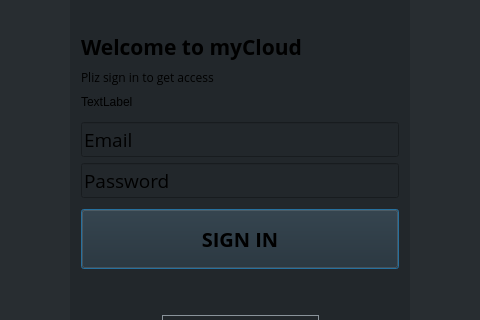
Above: login.ui from hmidani-abdelilah/myCloud-client before the change; both pictures show x 166 to 646 and y 87 to 407 of the 812 by 553 pixel window. Below: the same form after it.
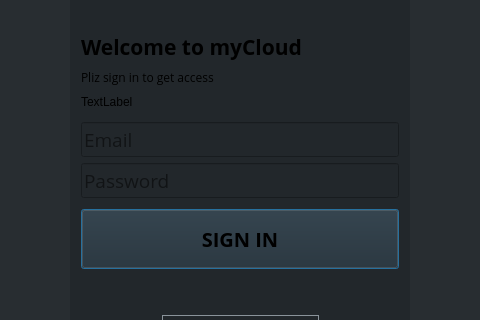
That is the form after the change. Custom widgets are drawn as their Qt base class.

```diff
--- a/login.ui
+++ b/login.ui
@@ -136,6 +136,9 @@
          </font>
         </property>
         <property name="text">
+         <string/>
+        </property>
+        <property name="placeholderText">
          <string>Email</string>
         </property>
        </widget>
@@ -149,6 +152,12 @@
          </font>
         </property>
         <property name="text">
+         <string/>
+        </property>
+        <property name="echoMode">
+         <enum>QLineEdit::Password</enum>
+        </property>
+        <property name="placeholderText">
          <string>Password</string>
         </property>
        </widget>
```
Left out of the diff: 95 changed lines with no effect on the pictures.
